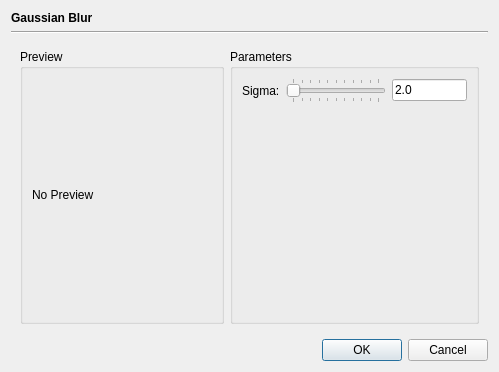
Before: the Qt Designer form src/plugins/opgaussblurdialog.ui in braeun/FitsIP, drawn with Qt 5.
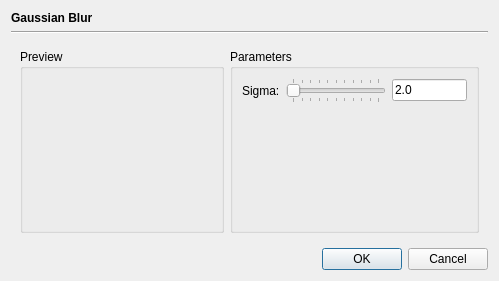
After: the same form once the commit is applied. Custom widgets are drawn as their Qt base class.

Diff of the .ui file:
```diff
--- a/src/plugins/opgaussblurdialog.ui
+++ b/src/plugins/opgaussblurdialog.ui
@@ -7,7 +7,7 @@
     <x>0</x>
     <y>0</y>
     <width>499</width>
-    <height>372</height>
+    <height>281</height>
    </rect>
   </property>
   <property name="windowTitle">
@@ -50,11 +50,7 @@
         </property>
         <layout class="QVBoxLayout" name="verticalLayout_2">
          <item>
-          <widget class="QLabel" name="previewLabel">
-           <property name="text">
-            <string>No Preview</string>
-           </property>
-          </widget>
+          <widget class="PreviewWidget" name="previewWidget" native="true"/>
          </item>
         </layout>
        </widget>
@@ -147,6 +143,14 @@
    </item>
   </layout>
  </widget>
+ <customwidgets>
+  <customwidget>
+   <class>PreviewWidget</class>
+   <extends>QWidget</extends>
+   <header location="global">fitsbase/widgets/previewwidget.h</header>
+   <container>1</container>
+  </customwidget>
+ </customwidgets>
  <resources/>
  <connections>
   <connection>
```
Left out of the diff: 1 changed line with no effect on the pictures.
